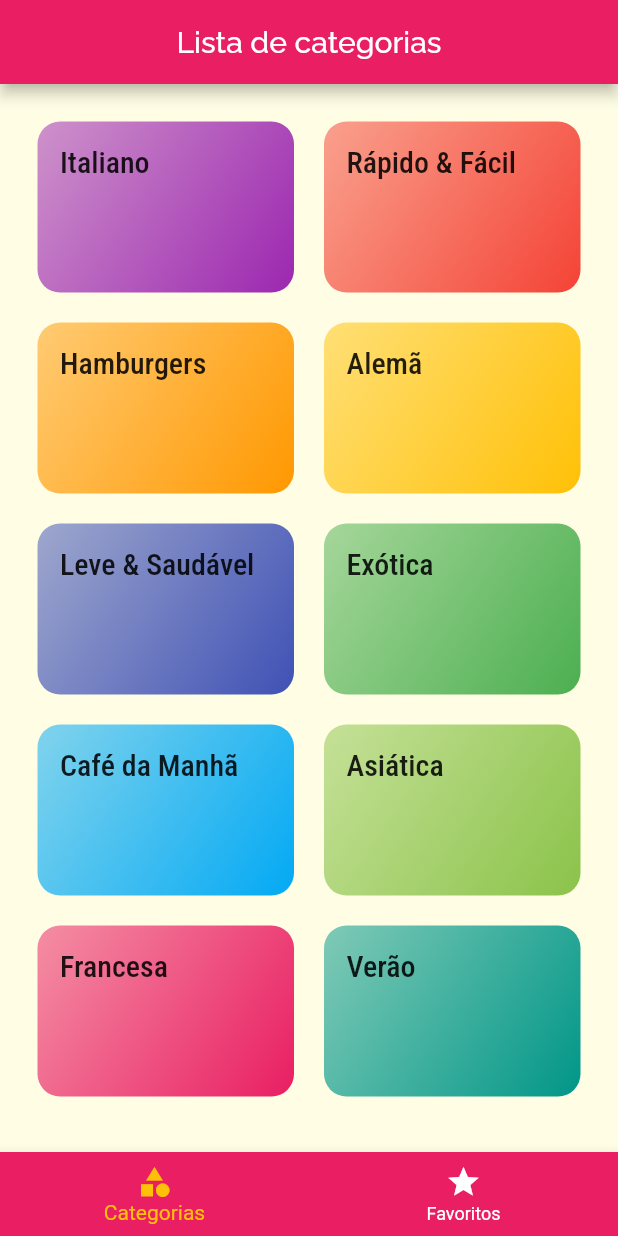
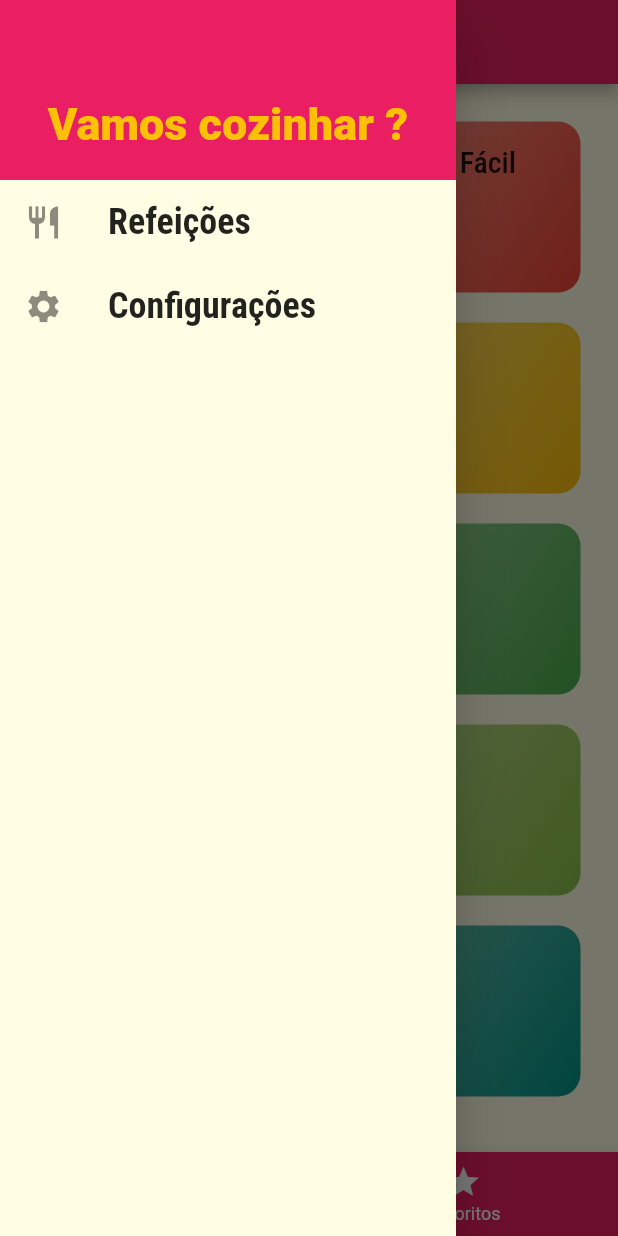
Before and after one commit to DaviSilva2019/MultiplasTelasFlutter, a Flutter app: the screen it shows after launch, with the side drawer open (before the commit the screen has no drawer), on a phone screen of 412 x 824 dp. Run offline on Flutter 3.47's test engine with Material 2 defaults, Android fonts, the phone set to English and light mode, and no system bars.

Commit message:
### Adicionado  - Navegação com Drawer

```diff
--- /dev/null
+++ b/lib/components/main_drawer.dart
@@ -0,0 +1,58 @@
+import 'package:flutter/material.dart';
+import '../utils/app_routes.dart';
+
+class MainDrawer extends StatelessWidget {
+  Widget _createItem(IconData icon, String label, Function ontap) {
+    return ListTile(
+      leading: Icon(
+        icon,
+        size: 26,
+      ),
+      title: Text(
+        label,
+        style: TextStyle(
+            fontFamily: 'RobotoCondensed',
+            fontSize: 24,
+            fontWeight: FontWeight.bold),
+      ),
+      onTap: ontap
+    );
+  }
+
+  @override
+  Widget build(BuildContext context) {
+    return Drawer(
+      child: Column(
+        children: <Widget>[
+          Container(
+            height: 120,
+            width: double.infinity,
+            padding: EdgeInsets.all(20),
+            alignment: Alignment.bottomCenter,
+            child: Text(
+              'Vamos cozinhar ?',
+              style: TextStyle(
+                  fontWeight: FontWeight.w900,
+                  fontSize: 30,
+                  color: Theme.of(context).accentColor),
+            ),
+            color: Theme.of(context)
+                .primaryColor, // color no container é a cor de background
+          ),
+          _createItem(
+            Icons.restaurant,
+            'Refeições',
+            () => Navigator.of(context).pushNamed(App_Routes.HOME),
+          ),
+          _createItem(
+            Icons.settings,
+            'Configurações',
+            () => Navigator.of(context).pushNamed(App_Routes.SETTINGS),
+          )
+
+
+        ],
+      ),
+    );
+  }
+}
--- a/lib/main.dart
+++ b/lib/main.dart
@@ -1,7 +1,7 @@
 import 'package:flutter/material.dart';
 import 'package:multiplas_telas_udemy/screens/categories_meals_screen.dart';
 import './screens/tabs_screen.dart';
-import './screens/categories_screen.dart';
+import './screens/settings_screen.dart';
 import './utils/app_routes.dart';
 import './screens/meal_detail_screen.dart';
 
@@ -28,7 +28,8 @@ class MyApp extends StatelessWidget {
       routes: {
         App_Routes.HOME: (ctx) => TabsScreen(),
         App_Routes.CATEGORIES_MEALS: (ctx) => CategoriesMealsScreen(),
-        App_Routes.MEAL_DETAIL: (ctx) => MealDetailScreen()
+        App_Routes.MEAL_DETAIL: (ctx) => MealDetailScreen(),
+        App_Routes.SETTINGS: (ctx) => SettingsScreen()
       },
     );
   }
--- /dev/null
+++ b/lib/screens/settings_screen.dart
@@ -0,0 +1,16 @@
+import 'package:flutter/material.dart';
+
+class SettingsScreen extends StatelessWidget {
+  @override
+  Widget build(BuildContext context) {
+    return Scaffold(
+      appBar: AppBar(
+        title: Text('Configuracoes'),
+        centerTitle: true,
+      ),
+      body: Center(
+        child: Text('Tela de configurações'),
+      ),
+    );
+  }
+}
--- a/lib/screens/tabs_screen.dart
+++ b/lib/screens/tabs_screen.dart
@@ -1,6 +1,7 @@
 import 'package:flutter/material.dart';
 import 'categories_screen.dart';
 import 'favorite_screen.dart';
+import '../components/main_drawer.dart';
 
 class TabsScreen extends StatefulWidget {
   @override
@@ -23,6 +24,7 @@ class _TabsScreenState extends State<TabsScreen> {
   @override
   Widget build(BuildContext context) {
     return Scaffold(
+      drawer: MainDrawer(),
       appBar: AppBar(
         title: Text(_screens[_selectedScreenIndex]['title']),
         centerTitle: true,
--- a/lib/utils/app_routes.dart
+++ b/lib/utils/app_routes.dart
@@ -2,4 +2,5 @@ class App_Routes{
   static const HOME = '/';
   static const CATEGORIES_MEALS = '/categories-meals';
   static const MEAL_DETAIL = '/meal-detail';
+  static const SETTINGS = '/settings';
 }
```
